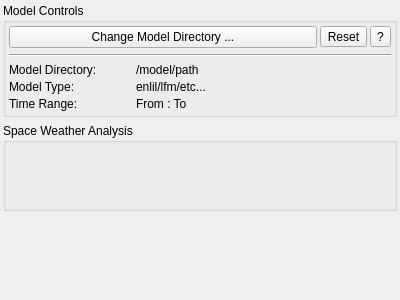
Before: the Qt Designer form ghost-kit/SwFT/ui/SwFTdockPanel.ui in ghost-kit/GHOST, drawn with Qt 5.
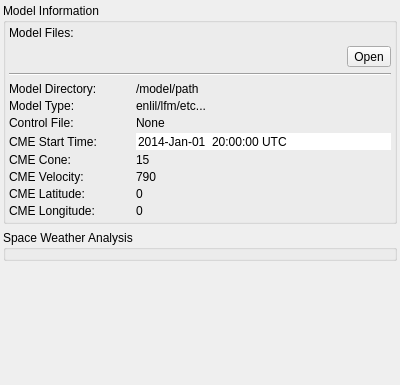
After: the same form once the commit is applied. Custom widgets are drawn as their Qt base class.

Commit message: Added more logic for the SwFT panel

Patch:
```diff
--- a/ghost-kit/SwFT/ui/SwFTdockPanel.ui
+++ b/ghost-kit/SwFT/ui/SwFTdockPanel.ui
@@ -7,12 +7,21 @@
     <x>0</x>
     <y>0</y>
     <width>400</width>
-    <height>300</height>
+    <height>385</height>
    </rect>
   </property>
+  <property name="sizePolicy">
+   <sizepolicy hsizetype="Preferred" vsizetype="Expanding">
+    <horstretch>0</horstretch>
+    <verstretch>0</verstretch>
+   </sizepolicy>
+  </property>
   <property name="windowTitle">
    <string>Form</string>
   </property>
+  <property name="autoFillBackground">
+   <bool>true</bool>
+  </property>
   <layout class="QGridLayout" name="gridLayout">
    <property name="leftMargin">
     <number>3</number>
@@ -29,7 +38,7 @@
    <item row="0" column="0">
     <widget class="QGroupBox" name="modelControl">
      <property name="title">
-      <string>Model Controls</string>
+      <string>Model Information</string>
      </property>
      <layout class="QGridLayout" name="gridLayout_2">
       <property name="leftMargin">
@@ -47,6 +56,13 @@
       <property name="verticalSpacing">
        <number>6</number>
       </property>
+      <item row="2" column="0">
+       <widget class="Line" name="line">
+        <property name="orientation">
+         <enum>Qt::Horizontal</enum>
+        </property>
+       </widget>
+      </item>
       <item row="1" column="0">
        <widget class="QWidget" name="buttons" native="true">
         <layout class="QGridLayout" name="gridLayout_4">
@@ -65,24 +81,13 @@
          <property name="spacing">
           <number>3</number>
          </property>
-         <item row="0" column="1">
-          <widget class="QToolButton" name="resetButton">
-           <property name="text">
-            <string>Reset</string>
-           </property>
-          </widget>
+         <item row="1" column="0">
+          <widget class="pqFileChooserWidget" name="loadModel" native="true"/>
          </item>
-         <item row="0" column="0">
-          <widget class="QPushButton" name="loadModel">
+         <item row="1" column="1">
+          <widget class="QToolButton" name="toolButton">
            <property name="text">
-            <string>Change Model Directory ...</string>
-           </property>
-          </widget>
-         </item>
-         <item row="0" column="2">
-          <widget class="QToolButton" name="helpButton">
-           <property name="text">
-            <string>?</string>
+            <string>Open</string>
            </property>
           </widget>
          </item>
@@ -107,6 +112,131 @@
          <property name="spacing">
           <number>3</number>
          </property>
+         <item row="1" column="1">
+          <widget class="QLabel" name="modelType">
+           <property name="text">
+            <string>enlil/lfm/etc...</string>
+           </property>
+          </widget>
+         </item>
+         <item row="4" column="1">
+          <widget class="QLabel" name="CMECone">
+           <property name="text">
+            <string>15</string>
+           </property>
+          </widget>
+         </item>
+         <item row="5" column="1">
+          <widget class="QLabel" name="CMEVel">
+           <property name="text">
+            <string>790</string>
+           </property>
+          </widget>
+         </item>
+         <item row="6" column="1">
+          <widget class="QLabel" name="CMELat">
+           <property name="text">
+            <string>0</string>
+           </property>
+          </widget>
+         </item>
+         <item row="4" column="0">
+          <widget class="QLabel" name="CMEConeLabel">
+           <property name="text">
+            <string>CME Cone:</string>
+           </property>
+          </widget>
+         </item>
+         <item row="2" column="1">
+          <widget class="QLabel" name="ControlFile">
+           <property name="text">
+            <string>None</string>
+           </property>
+          </widget>
+         </item>
+         <item row="2" column="0">
+          <widget class="QLabel" name="ControlFileLabel">
+           <property name="text">
+            <string>Control File:</string>
+           </property>
+          </widget>
+         </item>
+         <item row="3" column="1">
+          <widget class="QDateTimeEdit" name="CMEStartTime">
+           <property name="enabled">
+            <bool>true</bool>
+           </property>
+           <property name="frame">
+            <bool>false</bool>
+           </property>
+           <property name="readOnly">
+            <bool>true</bool>
+           </property>
+           <property name="buttonSymbols">
+            <enum>QAbstractSpinBox::NoButtons</enum>
+           </property>
+           <property name="keyboardTracking">
+            <bool>false</bool>
+           </property>
+           <property name="dateTime">
+            <datetime>
+             <hour>20</hour>
+             <minute>0</minute>
+             <second>0</second>
+             <year>2014</year>
+             <month>1</month>
+             <day>1</day>
+            </datetime>
+           </property>
+           <property name="date">
+            <date>
+             <year>2014</year>
+             <month>1</month>
+             <day>1</day>
+            </date>
+           </property>
+           <property name="time">
+            <time>
+             <hour>20</hour>
+             <minute>0</minute>
+             <second>0</second>
+            </time>
+           </property>
+           <property name="displayFormat">
+            <string>yyyy-MMM-dd  HH:mm:ss UTC</string>
+           </property>
+           <property name="timeSpec">
+            <enum>Qt::UTC</enum>
+           </property>
+          </widget>
+         </item>
+         <item row="3" column="0">
+          <widget class="QLabel" name="CMEStartTimeLabel">
+           <property name="maximumSize">
+            <size>
+             <width>124</width>
+             <height>16777215</height>
+            </size>
+           </property>
+           <property name="text">
+            <string>CME Start Time:</string>
+           </property>
+          </widget>
+         </item>
+         <item row="0" column="1">
+          <widget class="QLabel" name="dir">
+           <property name="text">
+            <string>/model/path</string>
+           </property>
+          </widget>
+         </item>
+         <item row="5" column="0">
+          <widget class="QLabel" name="CMEVelLabel">
+           <property name="text">
+            <string>CME Velocity:</string>
+           </property>
+          </widget>
+         </item>
          <item row="0" column="0">
           <widget class="QLabel" name="dirLabel">
            <property name="enabled">
@@ -129,13 +259,6 @@
            </property>
           </widget>
          </item>
-         <item row="0" column="1">
-          <widget class="QLabel" name="dir">
-           <property name="text">
-            <string>/model/path</string>
-           </property>
-          </widget>
-         </item>
          <item row="1" column="0">
           <widget class="QLabel" name="modelTypeLabel">
            <property name="maximumSize">
@@ -149,67 +272,36 @@
            </property>
           </widget>
          </item>
-         <item row="2" column="0">
-          <widget class="QLabel" name="label">
-           <property name="maximumSize">
-            <size>
-             <width>124</width>
-             <height>16777215</height>
-            </size>
-           </property>
+         <item row="6" column="0">
+          <widget class="QLabel" name="CMELatLabel">
            <property name="text">
-            <string>Time Range:</string>
+            <string>CME Latitude:</string>
            </property>
           </widget>
          </item>
-         <item row="1" column="1">
-          <widget class="QLabel" name="modelType">
+         <item row="7" column="0">
+          <widget class="QLabel" name="CMELonLabel">
            <property name="text">
-            <string>enlil/lfm/etc...</string>
+            <string>CME Longitude:</string>
            </property>
           </widget>
          </item>
-         <item row="2" column="1">
-          <widget class="QLabel" name="label_2">
+         <item row="7" column="1">
+          <widget class="QLabel" name="CMELon">
            <property name="text">
-            <string>From : To</string>
+            <string>0</string>
            </property>
           </widget>
          </item>
         </layout>
        </widget>
-      </item>
-      <item row="2" column="0">
-       <widget class="Line" name="line">
-        <property name="orientation">
-         <enum>Qt::Horizontal</enum>
-        </property>
-       </widget>
-      </item>
-     </layout>
-    </widget>
-   </item>
-   <item row="2" column="0">
-    <widget class="QGroupBox" name="spaceWeatherControls">
-     <property name="title">
-      <string>Space Weather Analysis</string>
-     </property>
-     <layout class="QGridLayout" name="gridLayout_3">
-      <item row="1" column="0">
-       <spacer name="verticalSpacer_2">
-        <property name="orientation">
-         <enum>Qt::Vertical</enum>
-        </property>
-        <property name="sizeHint" stdset="0">
-         <size>
-          <width>20</width>
-          <height>47</height>
-         </size>
-        </property>
-       </spacer>
       </item>
       <item row="0" column="0">
-       <widget class="gkSwftControlWidget" name="widget" native="true"/>
+       <widget class="QLabel" name="label_9">
+        <property name="text">
+         <string>Model Files:</string>
+        </property>
+       </widget>
       </item>
      </layout>
     </widget>
@@ -227,13 +319,20 @@
      </property>
     </spacer>
    </item>
+   <item row="2" column="0">
+    <widget class="QGroupBox" name="spaceWeatherControls">
+     <property name="title">
+      <string>Space Weather Analysis</string>
+     </property>
+    </widget>
+   </item>
   </layout>
  </widget>
  <customwidgets>
   <customwidget>
-   <class>gkSwftControlWidget</class>
+   <class>pqFileChooserWidget</class>
    <extends>QWidget</extends>
-   <header location="global">gkSwftControlWidget.h</header>
+   <header location="global">pqFileChooserWidget.h</header>
    <container>1</container>
   </customwidget>
  </customwidgets>
```
The commit also changes 5 other files.
